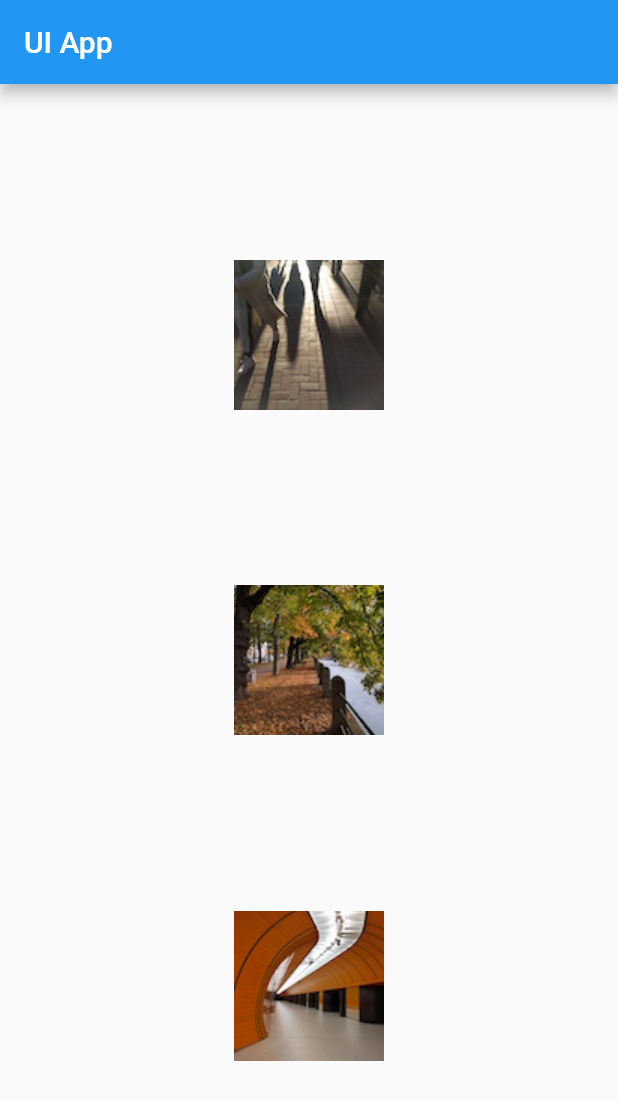
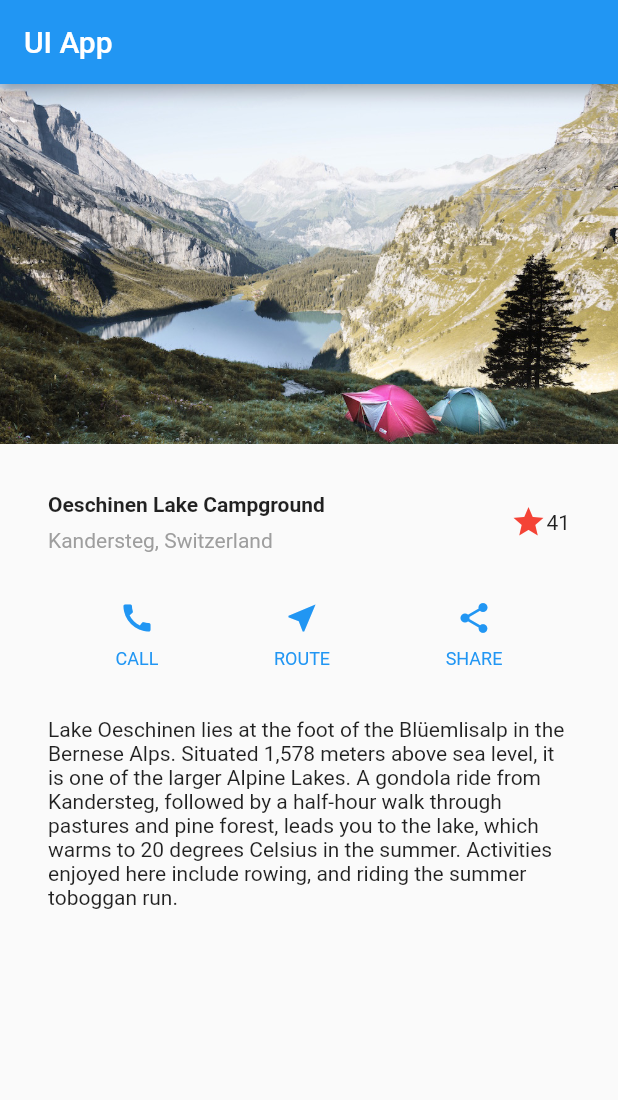
Before and after one commit to Nothing-Works/flutter_ui, a Flutter app: the screen it shows after launch, on a phone screen of 412 x 824 dp. Shown: the top 1100 px of the screen. Run offline on Flutter 3.47's test engine with Material 2 defaults, Android fonts, the phone set to English and light mode, and no system bars; missing offline and left inert: folding_cell.

Commit message:
basic ui

```diff
--- a/lib/src/apps/ui/ui_app.dart
+++ b/lib/src/apps/ui/ui_app.dart
@@ -1,22 +1,105 @@
 import 'package:flutter/material.dart';
 
 class UiApp extends StatelessWidget {
+  Column _buildButtonColumn(Color color, IconData icon, String label) {
+    return Column(
+      mainAxisSize: MainAxisSize.min,
+      mainAxisAlignment: MainAxisAlignment.center,
+      children: [
+        Icon(icon, color: color),
+        Container(
+          margin: const EdgeInsets.only(top: 8),
+          child: Text(
+            label,
+            style: TextStyle(
+              fontSize: 12,
+              fontWeight: FontWeight.w400,
+              color: color,
+            ),
+          ),
+        ),
+      ],
+    );
+  }
+
+  final Widget titleSection = Container(
+    padding: EdgeInsets.all(32),
+    child: Row(
+      children: [
+        Expanded(
+          child: Column(
+            crossAxisAlignment: CrossAxisAlignment.start,
+            children: [
+              Container(
+                padding: const EdgeInsets.only(bottom: 8),
+                child: Text(
+                  'Oeschinen Lake Campground',
+                  style: TextStyle(
+                    fontWeight: FontWeight.bold,
+                  ),
+                ),
+              ),
+              Text(
+                'Kandersteg, Switzerland',
+                style: TextStyle(
+                  color: Colors.grey[500],
+                ),
+              ),
+            ],
+          ),
+        ),
+        Icon(
+          Icons.star,
+          color: Colors.red[500],
+        ),
+        Text('41'),
+      ],
+    ),
+  );
+
   @override
   Widget build(BuildContext context) {
+    Widget textSection = Container(
+      padding: const EdgeInsets.all(32),
+      child: Text(
+        'Lake Oeschinen lies at the foot of the Blüemlisalp in the Bernese '
+            'Alps. Situated 1,578 meters above sea level, it is one of the '
+            'larger Alpine Lakes. A gondola ride from Kandersteg, followed by a '
+            'half-hour walk through pastures and pine forest, leads you to the '
+            'lake, which warms to 20 degrees Celsius in the summer. Activities '
+            'enjoyed here include rowing, and riding the summer toboggan run.',
+        softWrap: true,
+      ),
+    );
+    Color color = Theme.of(context).primaryColor;
+
+    Widget buttonSection = Container(
+      child: Row(
+        mainAxisAlignment: MainAxisAlignment.spaceEvenly,
+        children: [
+          _buildButtonColumn(color, Icons.call, 'CALL'),
+          _buildButtonColumn(color, Icons.near_me, 'ROUTE'),
+          _buildButtonColumn(color, Icons.share, 'SHARE'),
+        ],
+      ),
+    );
     return MaterialApp(
       home: Scaffold(
         appBar: AppBar(
           title: Text('UI App'),
         ),
-        body: Center(
-          child: Column(
-            mainAxisAlignment: MainAxisAlignment.spaceEvenly,
-            children: <Widget>[
-              Image.asset('assets/images/pic1.jpg'),
-              Image.asset('assets/images/pic2.jpg'),
-              Image.asset('assets/images/pic3.jpg'),
-            ],
-          ),
+        body: ListView(
+          children: <Widget>[
+            Image.asset(
+              'assets/images/lake.jpg',
+              width: 600,
+              height: 240,
+              fit: BoxFit.cover,
+            ),
+            titleSection,
+            buttonSection,
+            textSection
+          ],
         ),
       ),
     );
```
Also changed, not shown: assets/images/lake.jpg (added).
